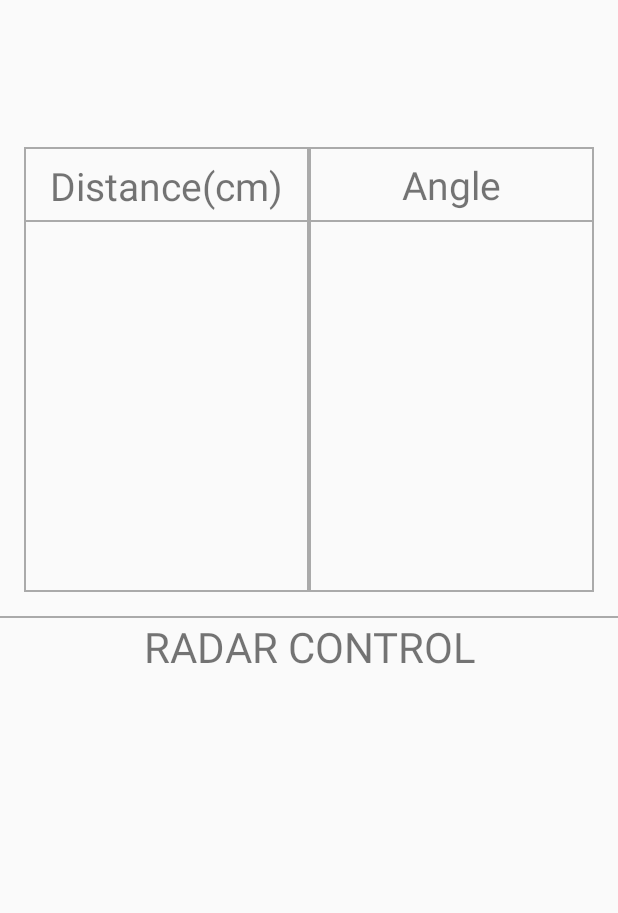
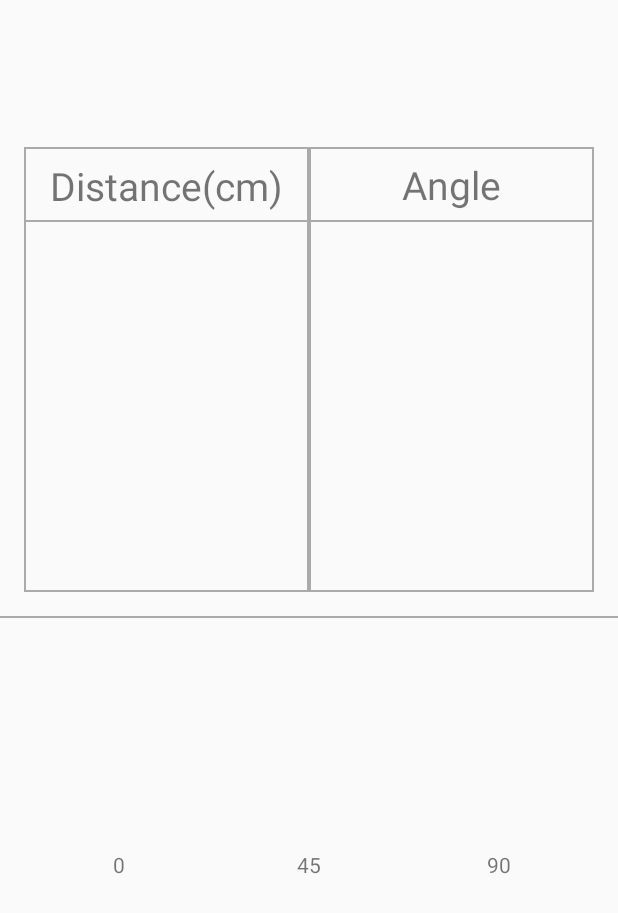
Before and after one commit to chaos-dunk/skgtgnh, an Android app: the layout activity_main.xml on its own in the app's theme, with its tools: preview values and no code run, on a phone screen of 412 x 824 dp. Shown: the top 913 px of the screen. Run offline under Robolectric (Android 15) with nearby library versions, the phone set to English and light mode, and no system bars.

Commit message:
xml elemts added

```diff
--- a/app/build.gradle
+++ b/app/build.gradle
@@ -2,7 +2,7 @@ apply plugin: 'com.android.application'
 
 android {
     compileSdkVersion 25
-    buildToolsVersion "26.0.1"
+//    buildToolsVersion "26.0.1"
     defaultConfig {
         applicationId "com.skg.chandrashekar.skgtgnh"
         minSdkVersion 17
@@ -12,6 +12,7 @@ android {
         testInstrumentationRunner "android.support.test.runner.AndroidJUnitRunner"
     }
     buildTypes {
+
         release {
             minifyEnabled false
             proguardFiles getDefaultProguardFile('proguard-android.txt'), 'proguard-rules.pro'
--- a/app/src/main/res/layout/activity_main.xml
+++ b/app/src/main/res/layout/activity_main.xml
@@ -68,28 +68,36 @@
         android:layout_weight="2"
         android:gravity="center"
         android:orientation="vertical">
-        <TextView
-            android:layout_width="match_parent"
-            android:layout_height="wrap_content"
-            android:text="RADAR CONTROL"
-            android:gravity="center"
-            android:textSize="28sp"/>
-
         <LinearLayout
             android:layout_width="match_parent"
             android:layout_height="match_parent"
             android:orientation="horizontal"
             android:padding="16dp">
-            <ImageView
-                android:id="@+id/left"
-                android:layout_width="80dp"
+            <TextView
+                android:text="0"
+                android:id="@+id/zero"
+                android:layout_weight="1"
+                android:layout_width="0dp"
                 android:layout_height="80dp"
+                android:gravity="center"
                 android:background="?android:selectableItemBackground"
                 android:layout_gravity="center"/>
-            <ImageView
-                android:id="@+id/right"
-                android:layout_width="80dp"
+            <TextView
+                android:id="@+id/fortyfive"
+                android:text="45"
+                android:layout_weight="1"
+                android:layout_width="0dp"
                 android:layout_height="80dp"
+                android:gravity="center"
+                android:background="?android:selectableItemBackground"
+                android:layout_gravity="center"/>
+            <TextView
+                android:id="@+id/ninety"
+                android:text="90"
+                android:layout_weight="1"
+                android:layout_width="0dp"
+                android:layout_height="80dp"
+                android:gravity="center"
                 android:background="?android:selectableItemBackground"
                 android:layout_gravity="center"/>
 
--- a/build.gradle
+++ b/build.gradle
@@ -5,7 +5,7 @@ buildscript {
         jcenter()
     }
     dependencies {
-        classpath 'com.android.tools.build:gradle:2.3.3'
+        classpath 'com.android.tools.build:gradle:3.0.1'
 
         // NOTE: Do not place your application dependencies here; they belong
         // in the individual module build.gradle files
```
Also changed, not shown: gradle/wrapper/gradle-wrapper.properties.
